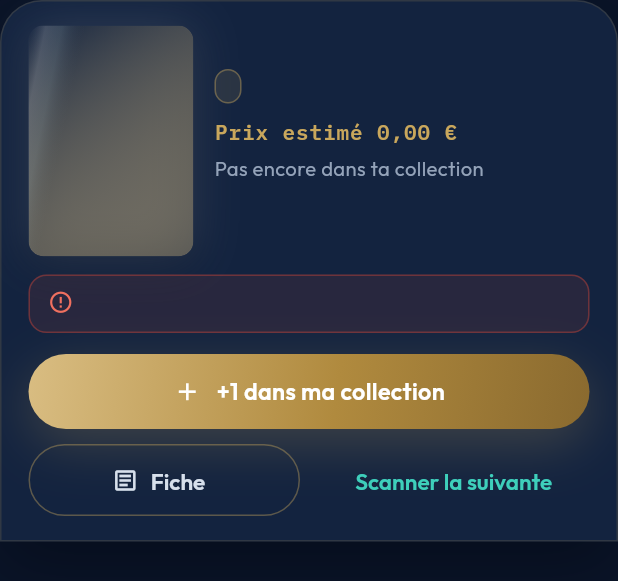
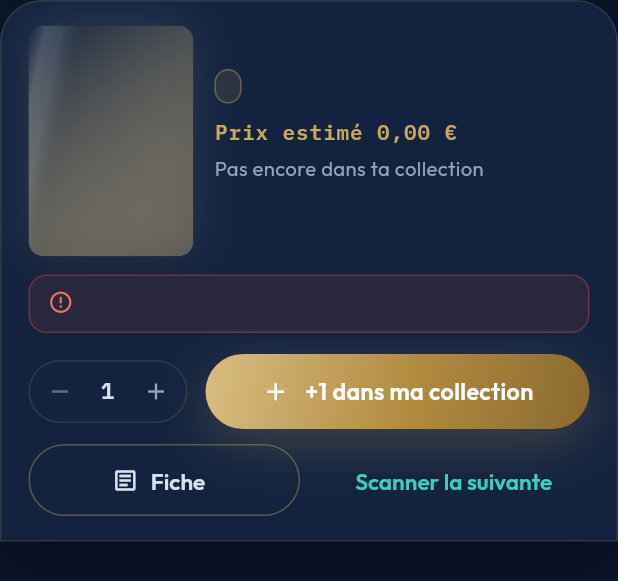
Before and after one commit to Arcneell/riftarium, a Flutter app: the ScanResultSheet widget shown alone on an empty page, opened directly with empty values, on a phone screen of 412 x 824 dp. Shown: the top 581 px of the screen. Run offline on Flutter 3.47's test engine with Material 3 defaults, Android fonts, the phone set to English and light mode, and no system bars; our stand-ins replace cached_network_image, camera, dio, flutter_cache_manager, flutter_riverpod, flutter_secure_storage and 4 more; missing offline and left inert: google_mlkit_text_recognition; accounts and stored records are empty; network calls fail.

Commit message:
Mobile : scan — quantité au choix à l'ajout et prix sur chaque carte de la session. (#79)
Co-authored-by: Claude Fable 5 <noreply@anthropic.com>

```diff
--- a/riftarium/apps/mobile/lib/features/scan/data/scan_collection_api.dart
+++ b/riftarium/apps/mobile/lib/features/scan/data/scan_collection_api.dart
@@ -25,7 +25,7 @@ class ScanCollectionApi {
 
   /// Ajoute [qty] exemplaire(s) et renvoie la quantité totale possédée après
   /// l'ajout (`total_qty` de la réponse).
-  Future<int> addOne(String cardId, {int qty = 1}) async {
+  Future<int> add(String cardId, {int qty = 1}) async {
     try {
       final response = await _dio.post<Map<String, dynamic>>(
         '/collection/$cardId/entries',
--- a/riftarium/apps/mobile/lib/features/scan/ui/scan_result_sheet.dart
+++ b/riftarium/apps/mobile/lib/features/scan/ui/scan_result_sheet.dart
@@ -34,7 +34,8 @@ class ScanResultSheet extends StatefulWidget {
   final bool adding;
   final String? addError;
 
-  final VoidCallback onAdd;
+  /// Ajout à la collection, avec la quantité choisie au stepper.
+  final ValueChanged<int> onAdd;
   final VoidCallback onOpenCard;
   final VoidCallback onNext;
 
@@ -47,12 +48,22 @@ class _ScanResultSheetState extends State<ScanResultSheet> {
   /// « arrive » sous le cadre.
   bool _raised = false;
 
+  /// Quantité à ajouter d'un coup (booster ouvert, playset) : 1 à 99, remise
+  /// à 1 quand une nouvelle carte est reconnue.
+  int _qty = 1;
+
   @override
   void initState() {
     super.initState();
     WidgetsBinding.instance.addPostFrameCallback((_) {
       if (mounted) setState(() => _raised = true);
     });
+  }
+
+  @override
+  void didUpdateWidget(ScanResultSheet oldWidget) {
+    super.didUpdateWidget(oldWidget);
+    if (oldWidget.card.id != widget.card.id) setState(() => _qty = 1);
   }
 
   @override
@@ -122,7 +133,10 @@ class _ScanResultSheetState extends State<ScanResultSheet> {
                       Text(
                         price == null
                             ? 'Prix estimé indisponible'
-                            : 'Prix estimé ${formatEuro(price)}',
+                            : _qty == 1
+                            ? 'Prix estimé ${formatEuro(price)}'
+                            : 'Prix estimé ${formatEuro(price)} · '
+                                  '×$_qty ≈ ${formatEuro(price * _qty)}',
                         style: text.monoStrong.copyWith(
                           fontSize: 14,
                           color: RiftColors.gold,
@@ -173,11 +187,22 @@ class _ScanResultSheetState extends State<ScanResultSheet> {
               ),
             ],
             const SizedBox(height: 14),
-            GoldButton(
-              label: '+1 dans ma collection',
-              icon: Icons.add,
-              loading: widget.adding,
-              onPressed: widget.onAdd,
+            Row(
+              children: [
+                _QtyStepper(
+                  qty: _qty,
+                  onChanged: (value) => setState(() => _qty = value),
+                ),
+                const SizedBox(width: 12),
+                Expanded(
+                  child: GoldButton(
+                    label: '+$_qty dans ma collection',
+                    icon: Icons.add,
+                    loading: widget.adding,
+                    onPressed: () => widget.onAdd(_qty),
+                  ),
+                ),
+              ],
             ),
             const SizedBox(height: 10),
             Row(
@@ -242,3 +267,49 @@ class _SheetNote extends StatelessWidget {
     );
   }
 }
+
+/// Quantité à ajouter : − / valeur / +, bornée de 1 à 99.
+class _QtyStepper extends StatelessWidget {
+  const _QtyStepper({required this.qty, required this.onChanged});
+
+  final int qty;
+  final ValueChanged<int> onChanged;
+
+  @override
+  Widget build(BuildContext context) {
+    final text = riftText(context);
+    return Container(
+      decoration: BoxDecoration(
+        border: Border.all(color: Theme.of(context).colorScheme.outline),
+        borderRadius: BorderRadius.circular(999),
+      ),
+      child: Row(
+        mainAxisSize: MainAxisSize.min,
+        children: [
+          IconButton(
+            tooltip: 'Un exemplaire de moins',
+            visualDensity: VisualDensity.compact,
+            iconSize: 18,
+            onPressed: qty > 1 ? () => onChanged(qty - 1) : null,
+            icon: const Icon(Icons.remove),
+          ),
+          SizedBox(
+            width: 24,
+            child: Text(
+              '$qty',
+              textAlign: TextAlign.center,
+              style: text.monoStrong.copyWith(fontSize: 15),
+            ),
+          ),
+          IconButton(
+            tooltip: 'Un exemplaire de plus',
+            visualDensity: VisualDensity.compact,
+            iconSize: 18,
+            onPressed: qty < 99 ? () => onChanged(qty + 1) : null,
+            icon: const Icon(Icons.add),
+          ),
+        ],
+      ),
+    );
+  }
+}
```
Also changed, not shown: riftarium/apps/mobile/lib/features/scan/application/scan_controller.dart (+7 -5 lines), riftarium/apps/mobile/lib/features/scan/ui/scan_screen.dart (+61 -9 lines), 2 other files.
